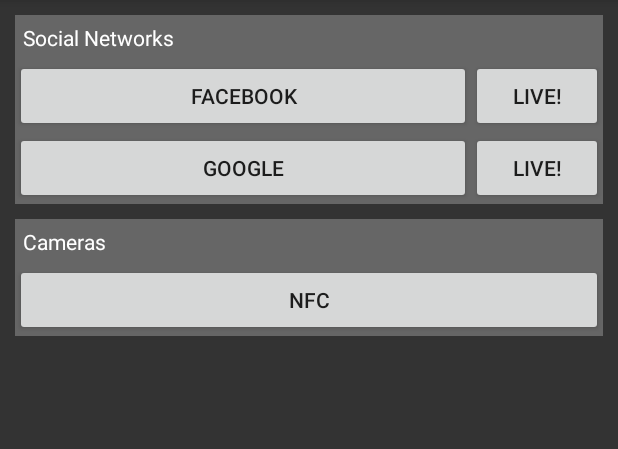
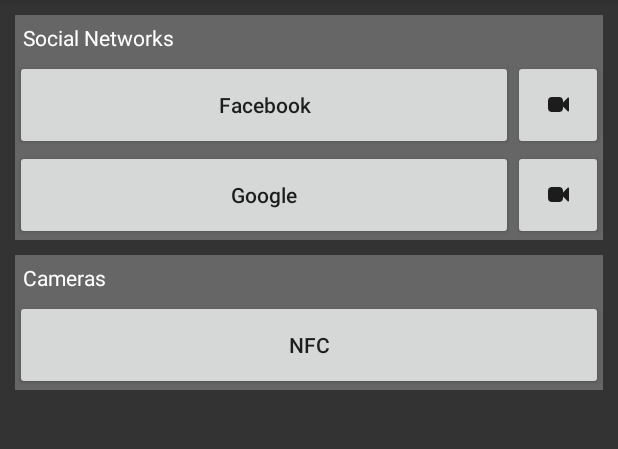
Before and after one commit to scarwu/ActionOnAir, an Android app: the screen it shows after launch (MainActivity), on a phone screen of 412 x 824 dp, the part 84-533 px from its top. Run offline under Robolectric (Android 15) with nearby library versions, the phone set to English and light mode, and no system bars; libraries missing offline, so code that uses them is left out: com.facebook, com.facebook.appevents; 3 statements that could not run were skipped.

Commit message:
1. Add FontAwesome 2. Resize Layout

```diff
--- a/app/src/main/java/scarwu/actiononair/MainActivity.java
+++ b/app/src/main/java/scarwu/actiononair/MainActivity.java
@@ -9,14 +9,17 @@
 
 package scarwu.actiononair;
 
-import android.net.wifi.WifiConfiguration;
-import android.net.wifi.WifiManager;
+import java.util.ArrayList;
+import java.util.List;
+
 import android.support.v7.app.AppCompatActivity;
 import android.os.Bundle;
 import android.content.Intent;
 import android.content.Context;
 import android.content.IntentFilter;
 import android.app.PendingIntent;
+import android.net.wifi.WifiConfiguration;
+import android.net.wifi.WifiManager;
 import android.view.View;
 import android.util.Log;
 import android.database.Cursor;
@@ -33,25 +36,19 @@ import android.nfc.NfcAdapter;
 import android.nfc.Tag;
 
 // Custom Libs
-import scarwu.actiononair.ControlPanelActivity;
-import scarwu.actiononair.libs.platform.Facebook;
-import scarwu.actiononair.libs.platform.Google;
+import scarwu.actiononair.libs.DBHelper;
+import scarwu.actiononair.libs.FontManager;
+import scarwu.actiononair.libs.sns.Facebook;
+import scarwu.actiononair.libs.sns.Google;
 import scarwu.actiononair.libs.camera.sony.ActionCam;
-import scarwu.actiononair.libs.DBHelper;
 
-import java.util.ArrayList;
-import java.util.List;
+import com.facebook.FacebookSdk;
+import com.facebook.appevents.AppEventsLogger;
 
 public class MainActivity extends AppCompatActivity {
 
     // Widgets
-    private Button snsFBAuth;
-    private Button snsFBLive;
-    private Button snsGoogleAuth;
-    private Button snsGoogleLive;
-    private Button cameraNFCReader;
     private ListView cameraList;
-
     private PopupWindow nfcPopupWindow;
 
     // Flags
@@ -71,7 +68,6 @@ public class MainActivity extends AppCompatActivity {
     private DBHelper dbHelper;
 	private Cursor dbCursor;
 
-    private ListAdapter cameraListAdapter;
     private Integer[] cameraIdArray;
     private String[] cameraSSIDArray;
 
@@ -85,9 +81,34 @@ public class MainActivity extends AppCompatActivity {
         dbHelper = new DBHelper(this);
 
         // Wifi
-        wifiManager = (WifiManager) this.getApplicationContext().getSystemService(Context.WIFI_SERVICE);
+        initWifiDevice();
 
         // NFC
+        initNFCDevice();
+
+        // Facebook
+        FacebookSdk.sdkInitialize(getApplicationContext());
+        AppEventsLogger.activateApp(this);
+
+        // Google
+
+        // Initialize View Widgets
+        initSNSFacebookWidgets();
+        initSNSGoogleWidgets();
+        initCameraWidgets();
+    }
+
+    /**
+     * Init Wifi Device
+     */
+    private void initWifiDevice() {
+        wifiManager = (WifiManager) this.getApplicationContext().getSystemService(Context.WIFI_SERVICE);
+    }
+
+    /**
+     * Init NFC Device
+     */
+    private void initNFCDevice() {
         nfcAdapter = NfcAdapter.getDefaultAdapter(this);
         nfcPendingIntent = PendingIntent.getActivity(this, 0, new Intent(this, getClass()).addFlags(Intent.FLAG_ACTIVITY_SINGLE_TOP), 0);
 
@@ -103,11 +124,6 @@ public class MainActivity extends AppCompatActivity {
         nfcFilters = new IntentFilter[] {
             nfcIntentFilter
         };
-
-        // Initialize View Widgets
-        initSNSFacebookWidgets();
-        initSNSGoogleWidgets();
-        initCameraWidgets();
     }
 
     @Override
@@ -128,6 +144,7 @@ public class MainActivity extends AppCompatActivity {
     protected void onNewIntent(Intent intent) {
         Log.i("AoA-NFC", "Intent: " + intent);
 
+        // Get Status
         String action = intent.getAction();
         String type = intent.getType();
 
@@ -157,11 +174,15 @@ public class MainActivity extends AppCompatActivity {
      */
     private void initSNSFacebookWidgets() {
 
+        // Widgets
+        Button auth = (Button) findViewById(R.id.snsFBAuth);
+        Button live = (Button) findViewById(R.id.snsFBLive);
+
         // Auth
-        snsFBAuth = (Button) findViewById(R.id.snsFBAuth);
-        snsFBAuth.setOnClickListener(new View.OnClickListener() {
+        auth.setOnClickListener(new View.OnClickListener() {
 
             public void onClick(View view) {
+
                 if (isFBAuth) {
                     new Facebook().account.disconnect();
                 } else {
@@ -171,8 +192,8 @@ public class MainActivity extends AppCompatActivity {
         });
 
         // Live
-        snsFBLive = (Button) findViewById(R.id.snsFBLive);
-        snsFBLive.setOnClickListener(new View.OnClickListener() {
+        live.setTypeface(FontManager.getTypeface(MainActivity.this, FontManager.FONTAWESOME));
+        live.setOnClickListener(new View.OnClickListener() {
 
             public void onClick(View view) {
                 if (!isFBAuth) {
@@ -192,9 +213,12 @@ public class MainActivity extends AppCompatActivity {
      */
     private void initSNSGoogleWidgets() {
 
+        // Widgets
+        Button auth = (Button) findViewById(R.id.snsGoogleAuth);
+        Button live = (Button) findViewById(R.id.snsGoogleLive);
+
         // Auth
-        snsGoogleAuth = (Button) findViewById(R.id.snsGoogleAuth);
-        snsGoogleAuth.setOnClickListener(new View.OnClickListener() {
+        auth.setOnClickListener(new View.OnClickListener() {
 
             public void onClick(View view) {
                 if (isGoogleAuth) {
@@ -206,8 +230,8 @@ public class MainActivity extends AppCompatActivity {
         });
 
         // Live
-        snsGoogleLive = (Button) findViewById(R.id.snsGoogleLive);
-        snsGoogleLive.setOnClickListener(new View.OnClickListener() {
+        live.setTypeface(FontManager.getTypeface(MainActivity.this, FontManager.FONTAWESOME));
+        live.setOnClickListener(new View.OnClickListener() {
 
             public void onClick(View view) {
                 if (!isGoogleAuth) {
@@ -227,15 +251,17 @@ public class MainActivity extends AppCompatActivity {
      */
     private void initCameraWidgets() {
 
+        // Widgets
+        Button cameraNFCReader = (Button) findViewById(R.id.cameraNFCReader);
         View popupView = getLayoutInflater().inflate(R.layout.popupwindow_nfc, null);
 
+        // Popup Window
         nfcPopupWindow = new PopupWindow(popupView);
         nfcPopupWindow.setTouchable(true);
         nfcPopupWindow.setOutsideTouchable(true);
 //        nfcPopupWindow.setBackgroundDrawable(new BitmapDrawable(getResources(), (Bitmap) null));
 
         // Reader
-        cameraNFCReader = (Button) findViewById(R.id.cameraNFCReader);
         cameraNFCReader.setOnClickListener(new View.OnClickListener() {
 
             public void onClick(View view) {
@@ -281,8 +307,7 @@ public class MainActivity extends AppCompatActivity {
 
         Log.i("AoA-CameraView", "Set Adapter");
 
-        cameraListAdapter = new ListAdapter();
-        cameraList.setAdapter(cameraListAdapter);
+        cameraList.setAdapter(new ListAdapter());
     }
 
     /**
@@ -333,6 +358,7 @@ public class MainActivity extends AppCompatActivity {
                 }
             });
 
+            remove.setTypeface(FontManager.getTypeface(MainActivity.this, FontManager.FONTAWESOME));
             remove.setOnClickListener(new View.OnClickListener() {
 
                 @Override
--- a/app/src/main/res/layout/activity_control_panel.xml
+++ b/app/src/main/res/layout/activity_control_panel.xml
@@ -27,13 +27,13 @@
             <Button
                 android:id="@+id/startAndStop"
                 android:layout_width="wrap_content"
-                android:layout_height="wrap_content"
+                android:layout_height="60dp"
                 android:layout_alignParentEnd="true"
                 android:layout_alignParentLeft="true"
                 android:layout_alignParentRight="true"
                 android:layout_alignParentStart="true"
                 android:layout_alignParentTop="true"
-                android:text="@string/start" />
+                android:text="@string/icon_start" />
         </RelativeLayout>
     </LinearLayout>
 
--- a/app/src/main/res/layout/activity_main.xml
+++ b/app/src/main/res/layout/activity_main.xml
@@ -41,22 +41,23 @@
             <Button
                 android:id="@+id/snsFBAuth"
                 android:layout_width="wrap_content"
-                android:layout_height="wrap_content"
+                android:layout_height="60dp"
                 android:layout_alignParentLeft="true"
                 android:layout_alignParentStart="true"
                 android:layout_toLeftOf="@+id/snsFBLive"
                 android:layout_weight="1"
-                android:text="@string/sns_fb_auth" />
+                android:text="@string/sns_fb_auth"
+                android:textAllCaps="false" />
 
             <Button
                 android:id="@+id/snsFBLive"
-                android:layout_width="wrap_content"
-                android:layout_height="wrap_content"
+                android:layout_width="60dp"
+                android:layout_height="60dp"
+                android:layout_alignParentEnd="true"
+                android:layout_alignParentRight="true"
+                android:layout_alignParentTop="true"
                 android:layout_weight="1"
-                android:text="@string/live_now"
-                android:layout_alignParentTop="true"
-                android:layout_alignParentRight="true"
-                android:layout_alignParentEnd="true" />
+                android:text="@string/icon_camera" />
         </RelativeLayout>
 
         <RelativeLayout
@@ -68,23 +69,24 @@
             <Button
                 android:id="@+id/snsGoogleAuth"
                 android:layout_width="wrap_content"
-                android:layout_height="wrap_content"
+                android:layout_height="60dp"
                 android:layout_alignParentLeft="true"
                 android:layout_alignParentStart="true"
                 android:layout_toLeftOf="@+id/snsGoogleLive"
                 android:layout_toStartOf="@+id/snsGoogleLive"
                 android:layout_weight="1"
-                android:text="@string/sns_google_auth" />
+                android:text="@string/sns_google_auth"
+                android:textAllCaps="false" />
 
             <Button
                 android:id="@+id/snsGoogleLive"
-                android:layout_width="wrap_content"
-                android:layout_height="wrap_content"
+                android:layout_width="60dp"
+                android:layout_height="60dp"
+                android:layout_alignParentEnd="true"
+                android:layout_alignParentRight="true"
+                android:layout_alignParentTop="true"
                 android:layout_weight="1"
-                android:text="@string/live_now"
-                android:layout_alignParentTop="true"
-                android:layout_alignParentRight="true"
-                android:layout_alignParentEnd="true" />
+                android:text="@string/icon_camera" />
         </RelativeLayout>
 
     </LinearLayout>
@@ -114,9 +116,10 @@
         <Button
             android:id="@+id/cameraNFCReader"
             android:layout_width="match_parent"
-            android:layout_height="wrap_content"
+            android:layout_height="60dp"
             android:layout_weight="1"
-            android:text="@string/camera_nfc_reader" />
+            android:text="@string/camera_nfc_reader"
+            android:textAllCaps="false" />
 
         <ListView
             android:id="@+id/cameraList"
--- a/app/src/main/res/values/strings.xml
+++ b/app/src/main/res/values/strings.xml
@@ -2,9 +2,6 @@
     <string name="app_name">Action on Air</string>
     <string name="facebook_app_id">106449389908395</string>
     <string name="fb_login_protocol_scheme">fb106449389908395</string>
-
-    <string name="live_now">Live!</string>
-    <string name="remove_camera">Remove</string>
 
     <string name="start">Start</string>
     <string name="stop">Stop</string>
@@ -14,4 +11,9 @@
     <string name="sns_list">Social Networks</string>
     <string name="sns_fb_auth">Facebook</string>
     <string name="sns_google_auth">Google</string>
+
+    <string name="icon_start">&#xf00d;</string>
+    <string name="icon_stop">&#xf04d;</string>
+    <string name="icon_camera">&#xf03d;</string>
+    <string name="icon_remove">&#xf00d;</string>
 </resources>
```
Also changed, not shown: app/src/main/java/scarwu/actiononair/ControlPanelActivity.java (+14 -4 lines), app/src/main/java/scarwu/actiononair/libs/FontManager.java (added, +39 -0 lines), app/src/main/java/scarwu/actiononair/libs/sns/Facebook.java (renamed from app/src/main/java/scarwu/actiononair/libs/platform/Facebook.java, +11 -3 lines), app/src/main/java/scarwu/actiononair/libs/sns/Google.java (renamed from app/src/main/java/scarwu/actiononair/libs/platform/Google.java, +10 -5 lines), app/src/main/res/layout/item_camera.xml (+8 -7 lines), app/src/main/assets/fonts/fontawesome-webfont.ttf (added).
